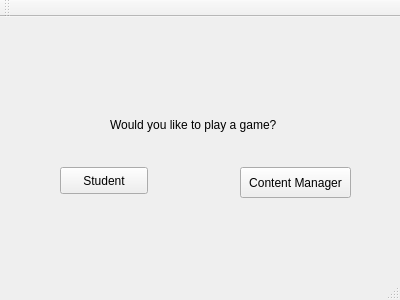
First picture: the form in D4_TeamJava/cuTPS_gui/mainwindow.ui, repository AnkushVarshneya/CUTPS, before the edit.
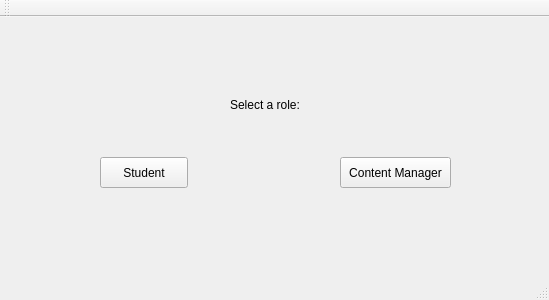
Second picture: the form after the edit.

```diff
--- a/D4_TeamJava/cuTPS_gui/mainwindow.ui
+++ b/D4_TeamJava/cuTPS_gui/mainwindow.ui
@@ -6,7 +6,7 @@
    <rect>
     <x>0</x>
     <y>0</y>
-    <width>400</width>
+    <width>549</width>
     <height>300</height>
    </rect>
   </property>
@@ -17,10 +17,10 @@
    <widget class="QPushButton" name="studentInterfaceButton">
     <property name="geometry">
      <rect>
-      <x>60</x>
-      <y>150</y>
+      <x>100</x>
+      <y>140</y>
       <width>88</width>
-      <height>27</height>
+      <height>31</height>
      </rect>
     </property>
     <property name="text">
@@ -30,8 +30,8 @@
    <widget class="QPushButton" name="contentManagerInterfaceButton">
     <property name="geometry">
      <rect>
-      <x>240</x>
-      <y>150</y>
+      <x>340</x>
+      <y>140</y>
       <width>111</width>
       <height>31</height>
      </rect>
@@ -43,14 +43,14 @@
    <widget class="QLabel" name="label">
     <property name="geometry">
      <rect>
-      <x>110</x>
-      <y>100</y>
-      <width>191</width>
+      <x>230</x>
+      <y>80</y>
+      <width>81</width>
       <height>16</height>
      </rect>
     </property>
     <property name="text">
-     <string>Would you like to play a game?</string>
+     <string>Select a role:</string>
     </property>
    </widget>
   </widget>
```
Left out of the diff: 4 changed lines with no effect on the pictures.
